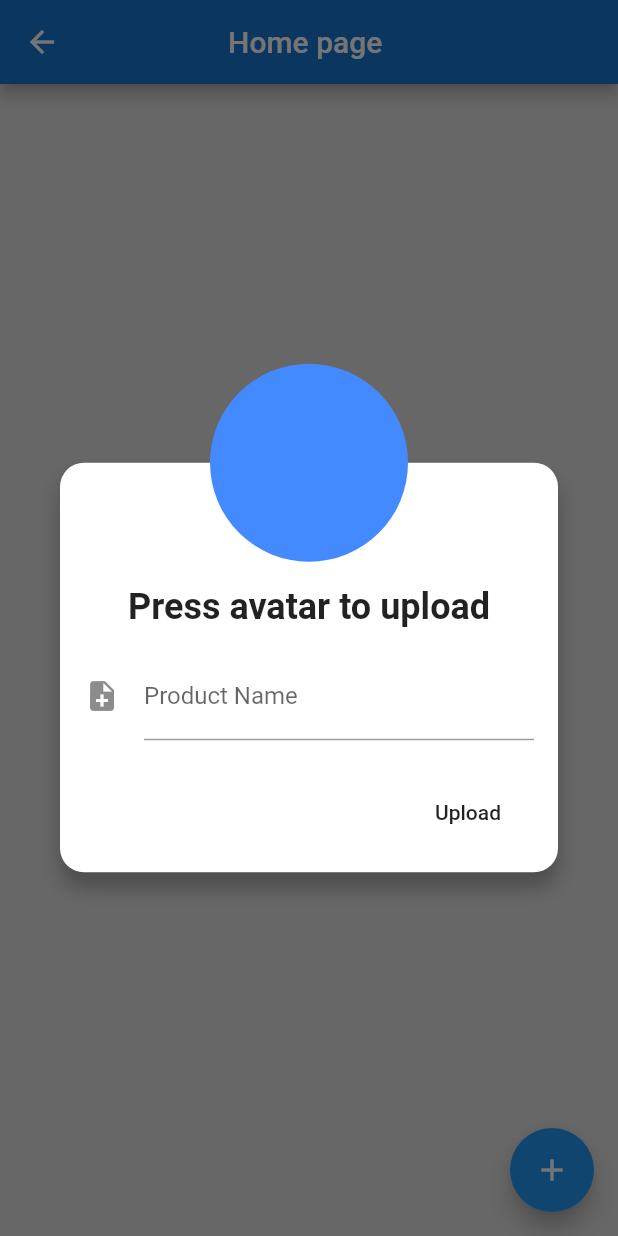
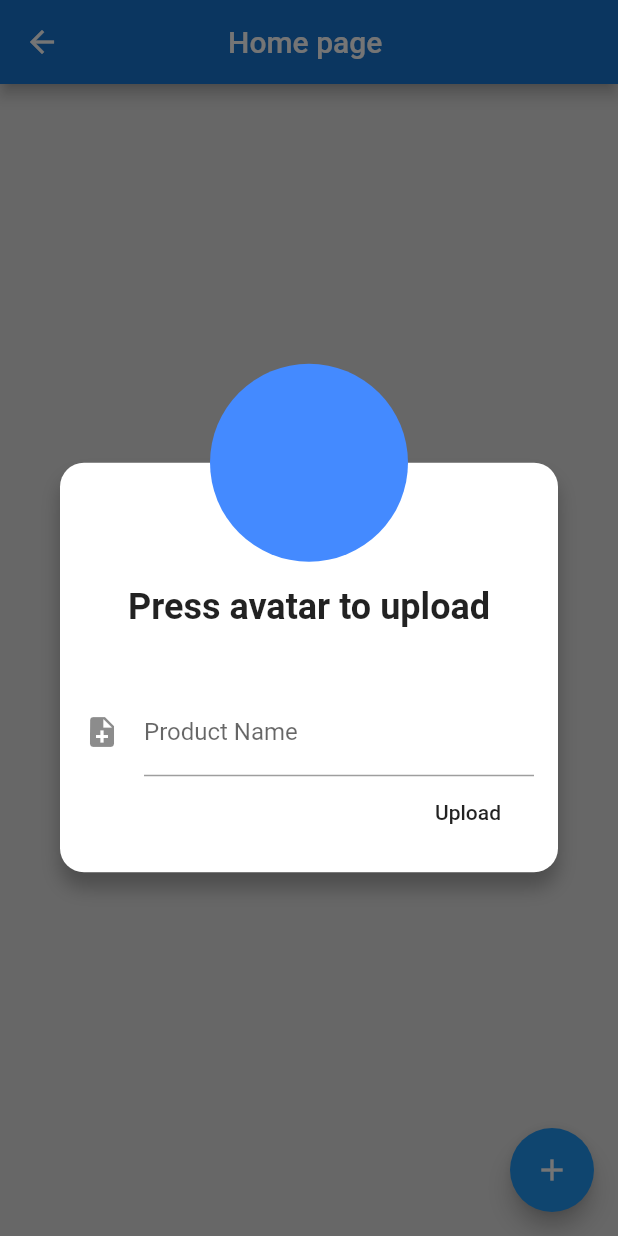
Before and after one commit to AbdouElnemr/task, a Flutter app: the HomePage screen opened directly, after a tap on the "add" icon, on a phone screen of 412 x 824 dp. Run offline on Flutter 3.47's test engine with Material 2 defaults, Android fonts, the phone set to English and light mode, and no system bars; our stand-ins replace cloud_firestore, firebase_auth, firebase_storage; accounts and stored records are empty.

Commit message:
Setting Up the upload and edit layout0

```diff
--- a/lib/utils/CustomUploadDialoge.dart
+++ b/lib/utils/CustomUploadDialoge.dart
@@ -8,7 +8,7 @@ class Consts {
   static const double avatarRadius = 66.0;
 }
 class CustomDialog extends StatelessWidget {
-  final String title, description, buttonText, textInput;
+  final String title, description, buttonText;
   final Image image;
   TextEditingController _imageNameController = TextEditingController();
 
@@ -16,7 +16,6 @@ class CustomDialog extends StatelessWidget {
     @required this.title,
     @required this.description,
     @required this.buttonText,
-    @required this.textInput,
     this.image,
   });
 
@@ -28,7 +27,8 @@ class CustomDialog extends StatelessWidget {
       ),
       elevation: 0.0,
       backgroundColor: Colors.transparent,
-      child: dialogContent(context),    );
+      child: dialogContent(context),
+    );
   }
 
   dialogContent(BuildContext context) {
@@ -65,14 +65,10 @@ class CustomDialog extends StatelessWidget {
                 ),
               ),
               SizedBox(height: 16.0),
-//              Text(
-//                description,
-//                textAlign: TextAlign.center,
-//                style: TextStyle(
-//                  fontSize: 16.0,
-//                ),
-//              ),
-              TextFormField(
+
+              SizedBox(height: 24.0),
+
+          TextFormField(
                 controller: _imageNameController,
                 keyboardType: TextInputType.emailAddress,
                 decoration: InputDecoration(
@@ -86,7 +82,6 @@ class CustomDialog extends StatelessWidget {
                   return null;
                 },
               ),
-              SizedBox(height: 24.0),
               Align(
                 alignment: Alignment.bottomRight,
                 child: FlatButton(
@@ -99,6 +94,7 @@ class CustomDialog extends StatelessWidget {
             ],
           ),
         ),
+
         Positioned(
           left: Consts.padding,
           right: Consts.padding,
```
Also changed, not shown: 1 other file.
